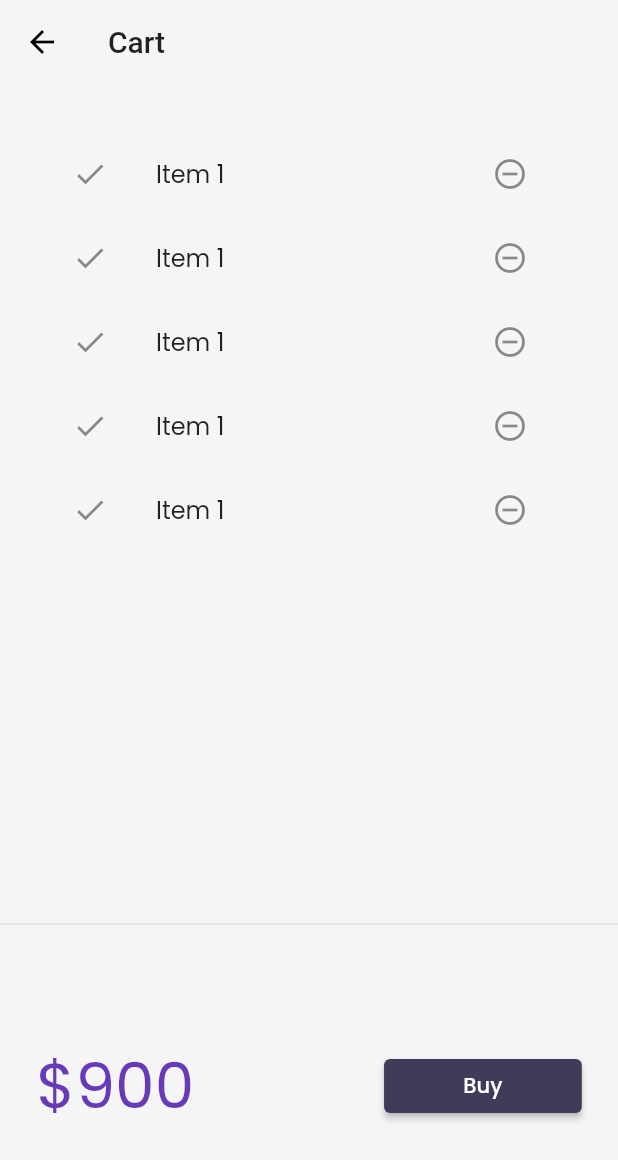
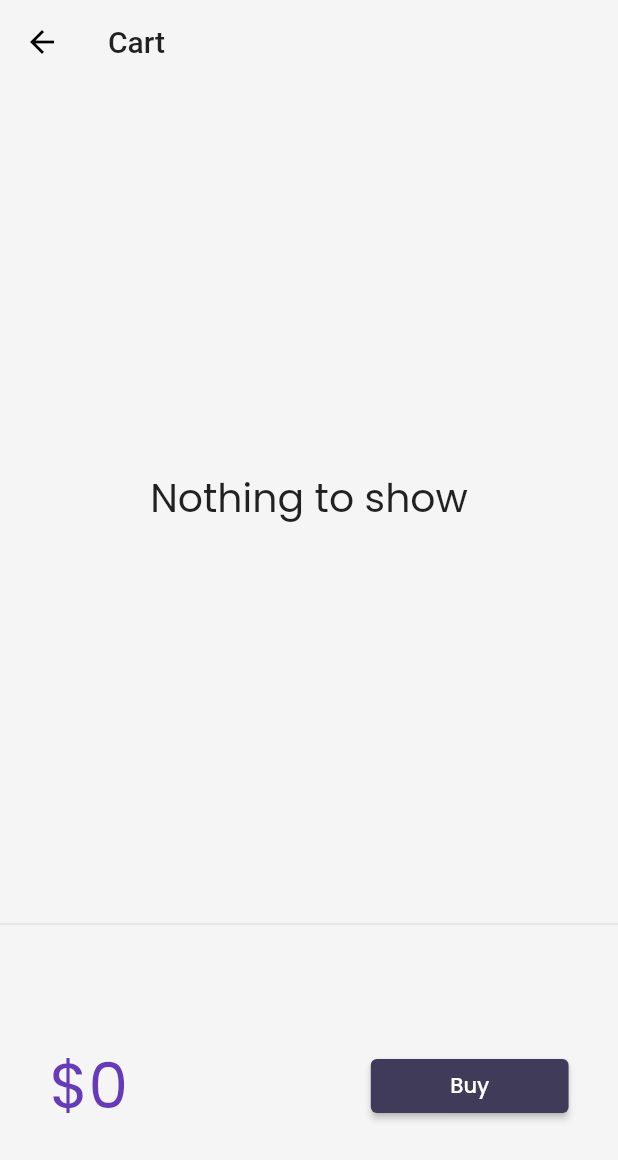
Before and after one commit to RaunakSharma002/First-flutter-app, a Flutter app: the screen it shows after launch, after a tap on an icon or button, on a phone screen of 412 x 824 dp. Shown: the top 1160 px of the screen. Run offline on Flutter 3.47's test engine with Material 2 defaults, Android fonts, the phone set to English and light mode, and no system bars; drawn by our look-alikes of velocity_x; our stand-ins replace google_fonts; network calls fail.

Commit message:
day 27 completed

```diff
--- /dev/null
+++ b/lib/core/store.dart
@@ -0,0 +1,14 @@
+import 'package:flutter_application_1/models/cart.dart';
+import 'package:flutter_application_1/models/catalog.dart';
+import 'package:velocity_x/velocity_x.dart';
+
+class MyStore extends VxStore {
+  late CatalogModel catalog;
+  late CartModel cart;
+
+  MyStore() {
+    catalog = CatalogModel();
+    cart = CartModel();
+    cart.catalog = catalog;
+  }
+}
--- a/lib/main.dart
+++ b/lib/main.dart
@@ -1,12 +1,14 @@
 import 'package:flutter/material.dart';
+import 'package:flutter_application_1/core/store.dart';
 import 'package:flutter_application_1/pages/cart_page.dart';
 import 'package:flutter_application_1/widgets/themes.dart';
+import 'package:velocity_x/velocity_x.dart';
 import 'pages/login_page.dart';
 import 'pages/home_page.dart';
 import 'utils/routes.dart';
 
 void main() {
-  runApp(MyApp());
+  runApp(VxState(store: MyStore(), child: MyApp()));
 }
 
 class MyApp extends StatelessWidget {
--- /dev/null
+++ b/lib/models/cart.dart
@@ -0,0 +1,48 @@
+import 'package:velocity_x/velocity_x.dart';
+
+import 'package:flutter_application_1/core/store.dart';
+import 'package:flutter_application_1/models/catalog.dart';
+
+class CartModel {
+  //catalog field
+  late CatalogModel _catalog;
+
+  //collection of id
+  final List<dynamic> _itemIds = [];
+
+  //Get catalog
+  CatalogModel get catalog => _catalog;
+
+  set catalog(CatalogModel newCatalog) {
+    assert(newCatalog != null);
+    _catalog = newCatalog;
+  }
+
+  //Get item in the cart
+  List<Item> get items => _itemIds.map((id) => _catalog.getById(id)).toList();
+
+  //Get total price
+  num get totalPrice =>
+      items.fold(0, (total, current) => total + current.price);
+
+  // //Add item
+  // void add(Item item) {
+  //   _itemIds.add(item.id);
+  // }
+
+  //Remove item
+  void remove(Item item) {
+    _itemIds.remove(item.id);
+  }
+}
+
+class AddMutation extends VxMutation<MyStore> {
+  final Item item;
+  AddMutation(
+    this.item,
+  );
+  @override
+  perform() {
+    store?.cart._itemIds.add(item.id);
+  }
+}
--- a/lib/models/catalog.dart
+++ b/lib/models/catalog.dart
@@ -11,11 +11,11 @@ class CatalogModel {
   ];
 
   //Get item by Id
-  static Item getById(int id) =>
+  Item getById(int id) =>
       items.firstWhere((element) => element.id == id, orElse: null);
 
   //Get item by position
-  static Item getByPosition(int pos) => items[pos];
+  Item getByPosition(int pos) => items[pos];
 }
 
 class Item {
--- a/lib/pages/cart_page.dart
+++ b/lib/pages/cart_page.dart
@@ -1,6 +1,8 @@
 import 'package:flutter/material.dart';
-import 'package:flutter_application_1/widgets/themes.dart';
+import 'package:flutter_application_1/models/cart.dart';
 import 'package:velocity_x/velocity_x.dart';
+
+import '../core/store.dart';
 
 class CartPage extends StatelessWidget {
   const CartPage({super.key});
@@ -27,13 +29,22 @@ class _CartTotal extends StatelessWidget {
 
   @override
   Widget build(BuildContext context) {
+    final CartModel _cart = (VxState.store as MyStore).cart;
     return SizedBox(
       height: 200,
       child: Row(mainAxisAlignment: MainAxisAlignment.spaceAround, children: [
-        "\$900".text.xl5.color(context.theme.accentColor).make(),
+        "\$${_cart.totalPrice}"
+            .text
+            .xl5
+            .color(context.theme.accentColor)
+            .make(),
         30.widthBox,
         ElevatedButton(
-                onPressed: () {},
+                onPressed: () {
+                  ScaffoldMessenger.of(context).showSnackBar(SnackBar(
+                    content: "Buiyng not supported yet".text.make(),
+                  ));
+                },
                 style: ButtonStyle(
                     backgroundColor:
                         MaterialStateProperty.all(context.theme.buttonColor)),
@@ -44,25 +55,23 @@ class _CartTotal extends StatelessWidget {
   }
 }
 
-class _CartList extends StatefulWidget {
-  const _CartList({super.key});
-
-  @override
-  State<_CartList> createState() => _CartListState();
-}
-
-class _CartListState extends State<_CartList> {
+class _CartList extends StatelessWidget {
   @override
   Widget build(BuildContext context) {
-    return ListView.builder(
-        itemCount: 5,
+    final CartModel _cart = (VxState.store as MyStore).cart;
+    return _cart.items.isEmpty
+        ? "Nothing to show".text.xl3.makeCentered()
+        : ListView.builder(
+            itemCount: _cart.items.length,
             itemBuilder: (context, index) => ListTile(
                   leading: Icon(Icons.done),
                   trailing: IconButton(
                     icon: Icon(Icons.remove_circle_outline),
-                onPressed: () {},
+                    onPressed: () {
+                      _cart.remove(_cart.items[index]);
+                    },
                   ),
-              title: "Item 1".text.make(),
+                  title: _cart.items[index].name.text.make(),
                 ));
   }
 }
--- a/lib/pages/home_page.dart
+++ b/lib/pages/home_page.dart
@@ -6,7 +6,6 @@ import 'package:flutter_application_1/utils/routes.dart';
 import 'package:velocity_x/velocity_x.dart';
 import 'package:flutter_application_1/models/catalog.dart';
 
-import '../widgets/themes.dart';
 import '../widgets/home_widgits/catalog_header.dart';
 import '../widgets/home_widgits/catalog_list.dart';
 
--- /dev/null
+++ b/lib/widgets/home_widgits/add_to_cart.dart
@@ -0,0 +1,39 @@
+import 'package:flutter/cupertino.dart';
+import 'package:flutter/material.dart';
+import 'package:flutter_application_1/core/store.dart';
+import 'package:velocity_x/velocity_x.dart';
+
+import '../../models/cart.dart';
+import '../../models/catalog.dart';
+
+class AddToCart extends StatelessWidget {
+  final Item catalog;
+  AddToCart({
+    Key? key,
+    required this.catalog,
+  }) : super(key: key);
+
+  @override
+  Widget build(BuildContext context) {
+    VxState.watch(context, on: [AddMutation]);
+    final CartModel _cart = (VxState.store as MyStore).cart;
+    // final CatalogModel _catalog = (VxState.store as MyStore).catalog;
+    bool isInCart = _cart.items.contains(catalog) ?? false;
+    return ElevatedButton(
+        onPressed: () {
+          if (!isInCart) {
+            // isInCart = isInCart.toggle();
+            // _cart.catalog = _catalog;
+            // _cart.add(catalog);
+            AddMutation(catalog);
+          }
+        },
+        style: ButtonStyle(
+            backgroundColor:
+                // MaterialStatePropertyAll(MyTheme.darkBluishColor),
+                MaterialStatePropertyAll(context.theme.buttonColor),
+            shape: MaterialStateProperty.all(StadiumBorder())),
+        child:
+            isInCart ? Icon(Icons.done) : Icon(CupertinoIcons.cart_badge_plus));
+  }
+}
--- a/lib/widgets/home_widgits/catalog_list.dart
+++ b/lib/widgets/home_widgits/catalog_list.dart
@@ -1,9 +1,9 @@
 import 'package:flutter/material.dart';
-import 'package:flutter_application_1/pages/home_detail_page.dart';
 import 'package:velocity_x/velocity_x.dart';
 
+import 'package:flutter_application_1/pages/home_detail_page.dart';
 import '../../models/catalog.dart';
-import '../themes.dart';
+import 'add_to_cart.dart';
 import 'catalog_image.dart';
 
 class CatalogList extends StatelessWidget {
@@ -15,8 +15,8 @@ class CatalogList extends StatelessWidget {
       shrinkWrap: true,
       itemCount: CatalogModel.items.length,
       itemBuilder: (context, index) {
-        // final catalog = CatalogModel.items[index];
-        final catalog = CatalogModel.getByPosition(index);
+        final catalog = CatalogModel.items[index];
+        // final catalog = CatalogModel.getByPosition(index);
         return InkWell(
             onTap: () => Navigator.push(
                 context,
@@ -61,15 +61,7 @@ class CatalogItem extends StatelessWidget {
                 buttonPadding: EdgeInsets.zero,
                 children: [
                   "\$${catalog.price}".text.bold.xl.make(),
-                  ElevatedButton(
-                      onPressed: () {},
-                      style: ButtonStyle(
-                          backgroundColor:
-                              // MaterialStatePropertyAll(MyTheme.darkBluishColor),
-                              MaterialStatePropertyAll(
-                                  context.theme.buttonColor),
-                          shape: MaterialStateProperty.all(StadiumBorder())),
-                      child: "Add to cart".text.make())
+                  AddToCart(catalog: catalog)
                 ],
               ).pOnly(right: 8.0)
             ],
```
Also changed, not shown: lib/pages/home_detail_page.dart (+2 -10 lines). Lines whose indentation alone changed are shown as unchanged.
